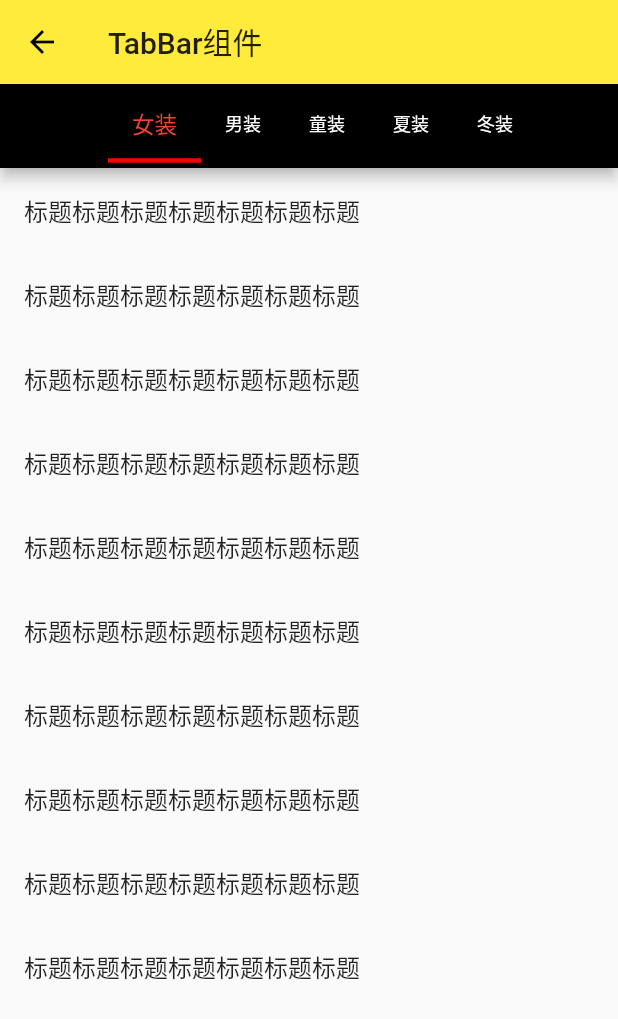
After one commit to SunshineBrother/FlutterDemo, a Flutter app: the TabBarPage screen opened directly, on a phone screen of 412 x 824 dp. The commit adds this screen. Shown: the top 1019 px of the screen. Run offline on Flutter 3.47's test engine with Material 2 defaults, Android fonts, the phone set to English and light mode, and no system bars; our stand-ins replace toast.

Commit message:
滚动列表

```diff
--- /dev/null
+++ b/flutter_app_demo/lib/base/base_widget/tabbar_widget.dart
@@ -0,0 +1,99 @@
+import 'package:flutter/material.dart';
+const TITLE = '标题标题标题标题标题标题标题';
+
+
+class TabBarPage extends StatelessWidget {
+  @override
+  Widget build(BuildContext context) {
+    return Scaffold(
+      appBar: AppBar(title: Text('TabBar组件'),),
+      body: TabControllerDemo(),
+    );
+  }
+}
+
+class TabControllerDemo extends StatefulWidget {
+  TabControllerDemo({Key key}) : super(key: key);
+
+  _TabControllerDemoState createState() => _TabControllerDemoState();
+}
+
+class _TabControllerDemoState extends State<TabControllerDemo>
+    with SingleTickerProviderStateMixin {
+  TabController _tabController;
+
+  @override
+  void initState() {
+    super.initState();
+    this._tabController = new TabController(vsync: this, length: 5);
+    this._tabController.addListener(() {
+      print(this._tabController.toString());
+      print(this._tabController.index);
+      print(this._tabController.length);
+      print(this._tabController.previousIndex);
+    });
+  }
+
+  @override
+  Widget build(BuildContext context) {
+    return Scaffold(
+        appBar: AppBar(
+          backgroundColor: Colors.black,
+          title: TabBar(
+            //配置控制器
+            isScrollable: true,
+            indicatorColor: Color(0xffff0000),
+            indicatorWeight: 3,
+            labelColor: Colors.red,
+            labelStyle: TextStyle(
+              fontSize: 15.0,
+            ),
+            unselectedLabelColor: Colors.white,
+            unselectedLabelStyle: TextStyle(
+              fontSize: 12.0,
+            ),
+            controller: this._tabController,
+            tabs: <Widget>[
+              Tab(text: '女装'),
+              Tab(text: '男装'),
+              Tab(text: '童装'),
+              Tab(text: '夏装'),
+              Tab(text: '冬装'),
+            ],
+          ),
+        ),
+        body: TabBarView(
+          controller: this._tabController,
+          children: <Widget>[
+            ListViewContnet(),
+            ListViewContnet(),
+            ListViewContnet(),
+            ListViewContnet(),
+            ListViewContnet(),
+          ],
+        )
+    );
+  }
+}
+
+class ListViewContnet extends StatelessWidget {
+  const ListViewContnet({Key key}) : super(key: key);
+
+  @override
+  Widget build(BuildContext context) {
+    return ListView(
+      children: <Widget>[
+        ListTile(title: Text(TITLE)),
+        ListTile(title: Text(TITLE)),
+        ListTile(title: Text(TITLE)),
+        ListTile(title: Text(TITLE)),
+        ListTile(title: Text(TITLE)),
+        ListTile(title: Text(TITLE)),
+        ListTile(title: Text(TITLE)),
+        ListTile(title: Text(TITLE)),
+        ListTile(title: Text(TITLE)),
+        ListTile(title: Text(TITLE)),
+      ],
+    );
+  }
+}
--- a/flutter_app_demo/lib/base/base_widget/widget_page.dart
+++ b/flutter_app_demo/lib/base/base_widget/widget_page.dart
@@ -6,6 +6,7 @@ import 'package:flutter_app_demo/base/base_widget/radio_page.dart';
 import 'package:flutter_app_demo/base/base_widget/shape_page.dart';
 import 'package:flutter_app_demo/base/base_widget/slider_page.dart';
 import 'package:flutter_app_demo/base/base_widget/switch_page.dart';
+import 'package:flutter_app_demo/base/base_widget/tabbar_widget.dart';
 import 'package:flutter_app_demo/base/base_widget/text_page.dart';
 import 'package:flutter_app_demo/base/base_widget/textfield_page.dart';
 class WidgetPage extends StatelessWidget {
@@ -26,7 +27,8 @@ class MyWdigetPage extends StatefulWidget {
 
 class _MyWdigetPageState extends State<MyWdigetPage> {
 
-  List<String> _data = ['文本组件Text',
+  List<String> _data = [
+    '文本组件Text',
     '输入组件TextField',
     '按钮组件Button',
     '单选按钮Radio',
@@ -34,7 +36,9 @@ class _MyWdigetPageState extends State<MyWdigetPage> {
     '开关组件',
     '进度条组件',
     '边框组件',
-    '标签'];
+    '标签',
+    'TabBar组件'
+  ];
   List<Widget> _list = [
     MyTextPage(),
     TextFieldPage(),
@@ -44,7 +48,9 @@ class _MyWdigetPageState extends State<MyWdigetPage> {
     SwitchPage(),
     ProgressIndicatorPage(),
     ShapePage(),
-    ChipPage()];
+    ChipPage(),
+    TabBarPage()
+  ];
 
   Widget _itemBuilder(BuildContext context, int index){
     return GestureDetector(
--- a/flutter_app_demo/lib/base/base_widget_page.dart
+++ b/flutter_app_demo/lib/base/base_widget_page.dart
@@ -2,6 +2,7 @@ import 'package:flutter/material.dart';
 import 'package:flutter_app_demo/base/base_widget/widget_page.dart';
 import 'package:flutter_app_demo/base/container_page/container_page.dart';
 import 'package:flutter_app_demo/base/event/event_page.dart';
+import 'package:flutter_app_demo/base/scrollable_widget/scrollable_widget.dart';
 
 class BaseWidgetPage extends StatelessWidget {
   @override
@@ -22,8 +23,8 @@ class BaseWidget extends StatefulWidget {
 
 class _BaseWidgetState extends State<BaseWidget> {
 
-  List<String> _data = ['基础组件','布局组件','交互事件'];
-  List<Widget> _list = [WidgetPage(),ContainerPage(),EventPage()];
+  List<String> _data = ['基础组件','布局组件','交互事件','滚动组件'];
+  List<Widget> _list = [WidgetPage(),ContainerPage(),EventPage(),ScrollablePage()];
   Widget _itemBuilder(BuildContext context, int index){
     return GestureDetector(
       onTap: () {
--- a/flutter_app_demo/lib/const.dart
+++ b/flutter_app_demo/lib/const.dart
@@ -1,8 +1,12 @@
 import 'package:flutter/material.dart';
+import 'dart:math';
 //屏幕宽/高
 double ScreenWidth(BuildContext context) => MediaQuery.of(context).size.width;
 double ScreenHeight(BuildContext context) => MediaQuery.of(context).size.height;
-
+///随机色
+Color randomColor() {
+  return Color.fromARGB(255, Random().nextInt(256)+0, Random().nextInt(256)+0, Random().nextInt(256)+0);
+}
 const red = Colors.red;
 const green = Colors.green;
 const blue = Colors.blue;
--- a/flutter_app_demo/pubspec.yaml
+++ b/flutter_app_demo/pubspec.yaml
@@ -24,6 +24,8 @@ dependencies:
   flutter:
     sdk: flutter
   flutter_staggered_grid_view:
+  toast: ^0.1.3
+
 
 
   # The following adds the Cupertino Icons font to your application.
```
Also changed, not shown: flutter_app_demo/lib/base/scrollable_widget/cat_item.dart (added, +62 -0 lines), flutter_app_demo/lib/base/scrollable_widget/gridView_page.dart (added, +33 -0 lines), flutter_app_demo/lib/base/scrollable_widget/list_card_page.dart (added, +27 -0 lines), flutter_app_demo/lib/base/scrollable_widget/list_refreshIndicator_page.dart (added, +116 -0 lines), flutter_app_demo/lib/base/scrollable_widget/list_titleview_page.dart (added, +24 -0 lines), flutter_app_demo/lib/base/scrollable_widget/listview_build_page.dart (added, +17 -0 lines), flutter_app_demo/lib/base/scrollable_widget/listview_page1.dart (added, +19 -0 lines), flutter_app_demo/lib/base/scrollable_widget/listview_separated_page.dart (added, +18 -0 lines), flutter_app_demo/lib/base/scrollable_widget/scrollController_page.dart (added, +65 -0 lines), flutter_app_demo/lib/base/scrollable_widget/scrollable_widget.dart (added, +76 -0 lines), flutter_app_demo/lib/base/scrollable_widget/singleChildScrollView_widget.dart (added, +20 -0 lines), flutter_app_demo/lib/base/scrollable_widget/staggered_grid_view_page.dart (added, +26 -0 lines), flutter_app_demo/lib/tabs.dart (added, +41 -0 lines), 76 other files.
